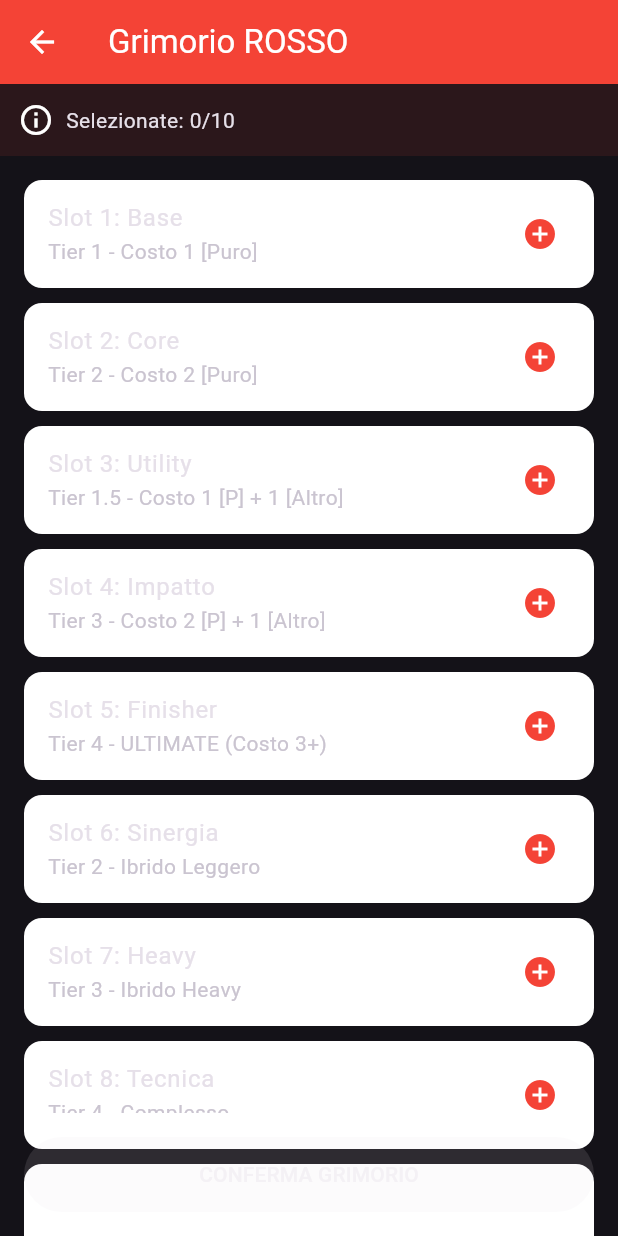
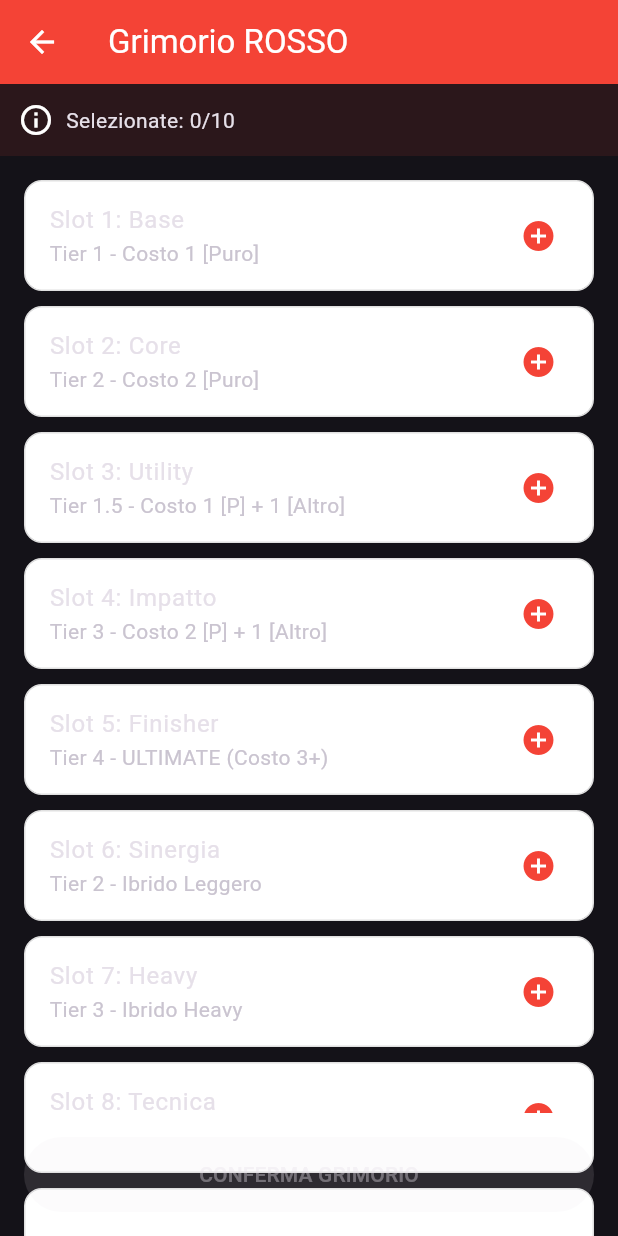
Before and after one commit to CEDITA-afk/maghi-online, a Flutter app: the SpellSelectionView screen opened directly with empty values, on a phone screen of 412 x 824 dp. Run offline on Flutter 3.47's test engine with Material 3 defaults, Android fonts, the phone set to English and light mode, and no system bars; our stand-ins replace cloud_firestore, firebase_core; missing offline and left inert: excel; accounts and stored records are empty.

Commit message:
Add files via upload

```diff
--- a/lib/ui/screens/setup/spell_selection_view.dart
+++ b/lib/ui/screens/setup/spell_selection_view.dart
@@ -1,7 +1,6 @@
 import 'package:flutter/material.dart';
 import '../../../models/spell.dart';
 import '../../../models/enums.dart';
-import '../../widgets/spell_card.dart';
 
 class SpellSelectionView extends StatefulWidget {
   final Elemento element;
@@ -97,7 +96,7 @@
                     final spell = validSpells[i];
                     return ListTile(
                       title: Text(spell.nome, style: const TextStyle(fontWeight: FontWeight.bold)),
-                      subtitle: Text(spell.effetto, maxLines: 2), // Corretto da descrizione a effetto
+                      subtitle: Text(spell.effetto, maxLines: 2), // Utilizza 'effetto' come definito nel modello Spell
                       trailing: Text("${spell.costo.length} Mana"),
                       onTap: () {
                         setState(() => _selectedSlots[slotIndex] = spell);
@@ -151,7 +150,11 @@
                 final selectedSpell = _selectedSlots[index];
                 return ListTile(
                   tileColor: selectedSpell != null ? color.withOpacity(0.1) : Colors.white,
-                  shape: RoundedRectangleBorder(borderRadius: BorderRadius.circular(12), border: Border.all(color: Colors.grey.shade300)),
+                  // Corretto: 'side' con 'BorderSide' invece di 'border' con 'Border.all'
+                  shape: RoundedRectangleBorder(
+                    borderRadius: BorderRadius.circular(12),
+                    side: BorderSide(color: Colors.grey.shade300),
+                  ),
                   title: Text(_slotRules[index].title),
                   subtitle: Text(selectedSpell?.nome ?? _slotRules[index].subtitle),
                   trailing: Icon(selectedSpell != null ? Icons.check_circle : Icons.add_circle, color: color),
```
